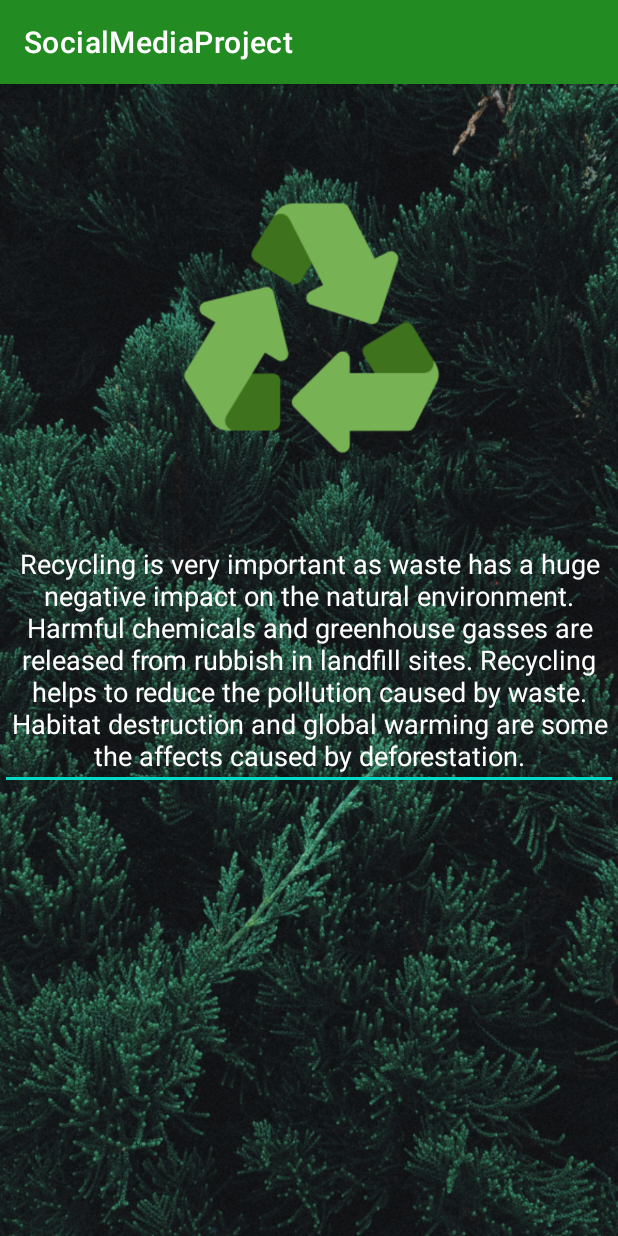
After one commit to TibaAlanssari/RecycleApp, an Android app: the LearnMoreActivity screen opened directly, with no data from a screen before it, on a phone screen of 412 x 824 dp. The commit adds this screen. Run offline under Robolectric (Android 15) with nearby library versions, the phone set to English and light mode, and no system bars.

Commit message:
when you click on learn more it takes you to an informational page

```diff
--- a/app/src/main/AndroidManifest.xml
+++ b/app/src/main/AndroidManifest.xml
@@ -9,7 +9,8 @@
         android:roundIcon="@mipmap/ic_launcher_round"
         android:supportsRtl="true"
         android:theme="@style/Theme.SocialMediaProject">
-        <activity android:name=".RegisterActivity"></activity>
+        <activity android:name=".LearnMoreActivity"></activity>
+        <activity android:name=".RegisterActivity" />
         <activity android:name=".SetupActivity" />
         <activity android:name=".LoginActivity" />
         <activity android:name=".MainActivity">
--- /dev/null
+++ b/app/src/main/java/com/example/socialmediaproject/LearnMoreActivity.java
@@ -0,0 +1,14 @@
+package com.example.socialmediaproject;
+
+import androidx.appcompat.app.AppCompatActivity;
+
+import android.os.Bundle;
+
+public class LearnMoreActivity extends AppCompatActivity {
+
+    @Override
+    protected void onCreate(Bundle savedInstanceState) {
+        super.onCreate(savedInstanceState);
+        setContentView(R.layout.activity_learn_more);
+    }
+}
--- /dev/null
+++ b/app/src/main/res/layout/activity_learn_more.xml
@@ -0,0 +1,20 @@
+<?xml version="1.0" encoding="utf-8"?>
+<RelativeLayout xmlns:android="http://schemas.android.com/apk/res/android"
+    xmlns:app="http://schemas.android.com/apk/res-auto"
+    xmlns:tools="http://schemas.android.com/tools"
+    android:layout_width="match_parent"
+    android:layout_height="match_parent"
+    android:background="@drawable/register"
+    tools:context=".LearnMoreActivity">
+
+    <androidx.appcompat.widget.AppCompatAutoCompleteTextView
+        android:layout_width="wrap_content"
+        android:layout_height="wrap_content"
+        android:gravity="center"
+        android:text="Recycling is very important as waste has a huge negative impact on the natural environment. Harmful chemicals and greenhouse gasses are released from rubbish in landfill sites. Recycling helps to reduce the pollution caused by waste. Habitat destruction and global warming are some the affects caused by deforestation."
+        android:textColor="#FFFFFF"
+        android:layout_centerHorizontal="true"
+        android:layout_centerVertical="true"
+        ></androidx.appcompat.widget.AppCompatAutoCompleteTextView>
+
+</RelativeLayout>
```
Also changed, not shown: app/src/main/java/com/example/socialmediaproject/MainActivity.java (+10 -1 lines), app/src/main/res/drawable/register.png.
